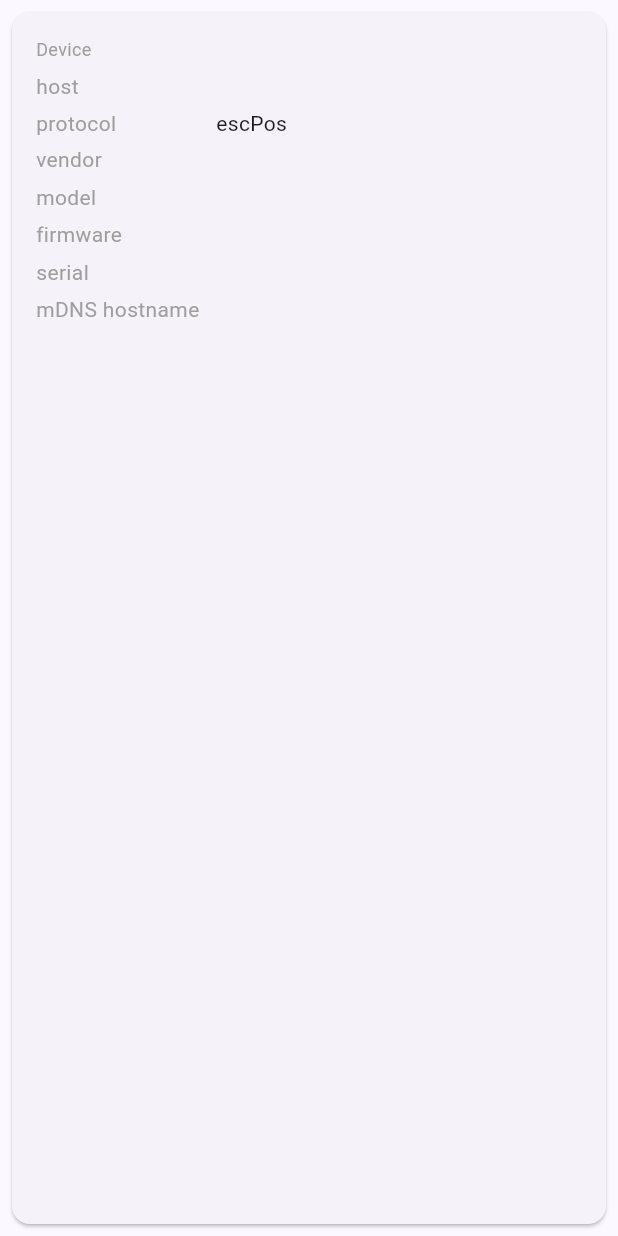
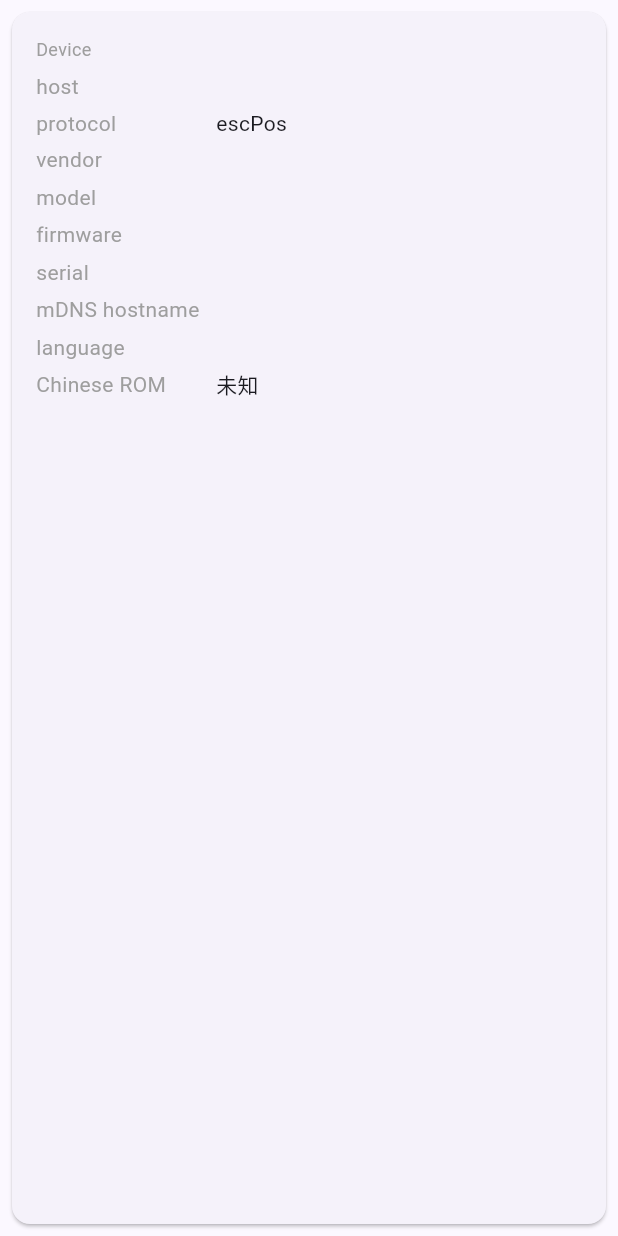
Before and after one commit to fastcode555/printer_ip_command, a Flutter app: the DeviceInfoPanel widget shown alone on an empty page, opened directly with empty values, on a phone screen of 412 x 824 dp. Run offline on Flutter 3.47's test engine with Material 3 defaults, Android fonts, the phone set to English and light mode, and no system bars; our stand-ins replace multicast_dns; missing offline and left inert: enough_convert, gbk_codec.

Commit message:
DeviceInfoPanel: render language + 中文 ROM 语义化两行

```diff
--- a/app/lib/widgets/device_info_panel.dart
+++ b/app/lib/widgets/device_info_panel.dart
@@ -40,6 +40,8 @@ class DeviceInfoPanel extends StatelessWidget {
             _row('firmware', device.firmware),
             _row('serial', device.serial),
             _row('mDNS hostname', device.mdnsHostname),
+            _row('language', device.language),
+            _row('Chinese ROM', _chineseRomText(classifyLanguage(device.language))),
             if (device.documentFormats.isNotEmpty)
               Padding(
                 padding: const EdgeInsets.only(top: 8),
@@ -73,4 +75,12 @@ class DeviceInfoPanel extends StatelessWidget {
   }
 
   String _enumName(Protocol p) => p.toString().split('.').last;
+
+  String _chineseRomText(ChineseRom rom) {
+    return switch (rom) {
+      ChineseRom.traditional => '繁体 (Big5)',
+      ChineseRom.simplified => '简体 (GBK)',
+      ChineseRom.unknown => '未知',
+    };
+  }
 }
```
Also changed, not shown: 1 other file.
